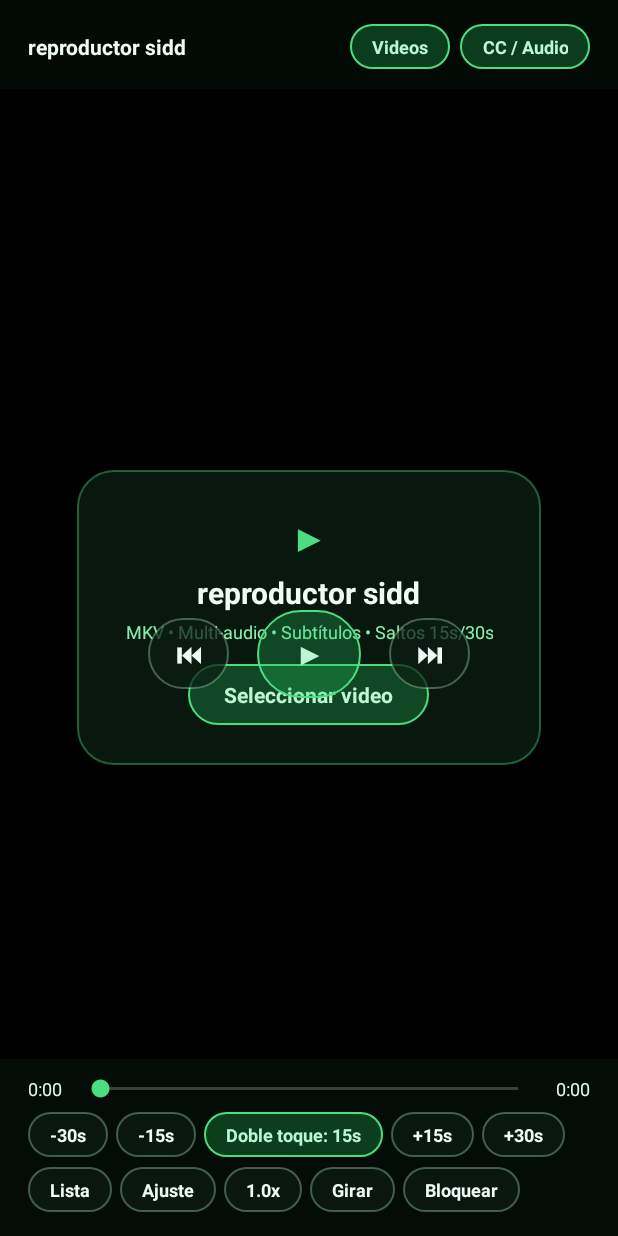
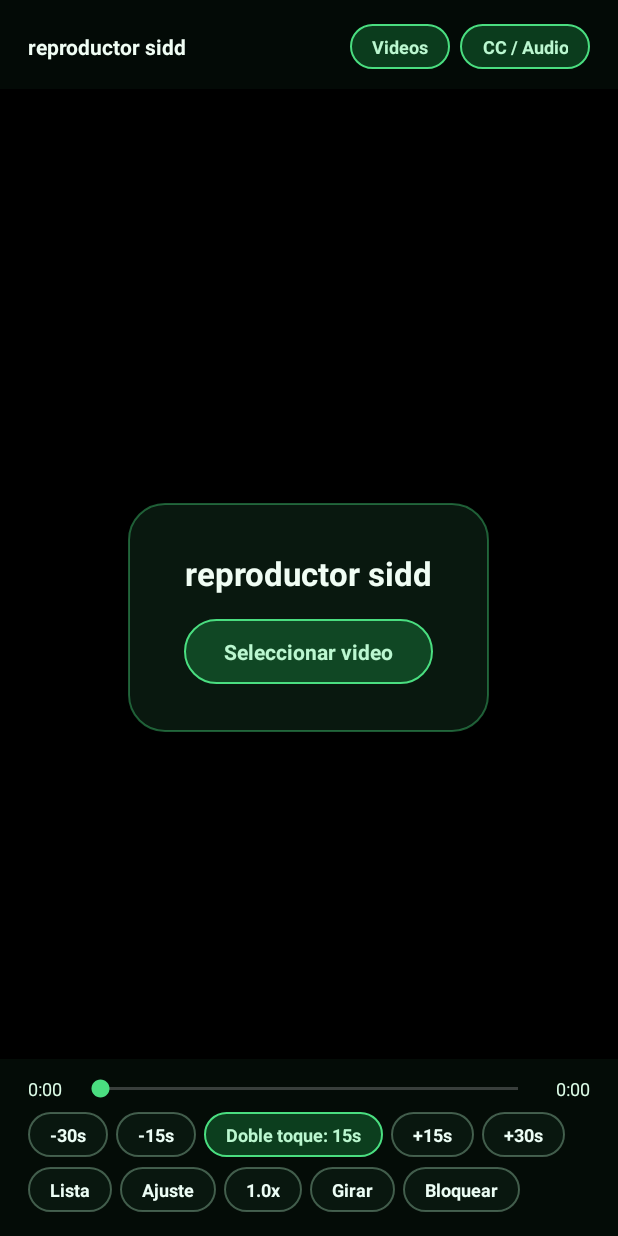
Before and after one commit to cuentalmt17-spec/sidd-vid, an Android app: the screen it shows after launch (MainActivity), on a phone screen of 412 x 824 dp. Run offline under Robolectric (Android 15) with nearby library versions, the phone set to English and light mode, and no system bars.

Commit message:
Update MainActivity.kt

```diff
--- a/app/src/main/java/com/tuapp/reproductor/MainActivity.kt
+++ b/app/src/main/java/com/tuapp/reproductor/MainActivity.kt
@@ -57,6 +57,7 @@ class MainActivity : AppCompatActivity() {
     private lateinit var playerView: PlayerView
     private lateinit var brightnessOverlay: View
     private lateinit var emptyCard: LinearLayout
+    private lateinit var centerRow: LinearLayout
     private lateinit var uiOverlay: FrameLayout
     private lateinit var splashOverlay: FrameLayout
     private lateinit var splashLogoView: ImageView
@@ -115,6 +116,7 @@ class MainActivity : AppCompatActivity() {
                 currentIndex = 0
                 externalSubtitleUri = null
                 emptyCard.visibility = View.GONE
+                centerRow.visibility = View.VISIBLE
                 loadUriAt(0)
             }
         }
@@ -233,7 +235,7 @@ class MainActivity : AppCompatActivity() {
         }
         rootLayout.addView(brightnessOverlay)
 
-        // Tarjeta de bienvenida mientras no hay video cargado
+        // Tarjeta limpia de inicio (solo título y botón Seleccionar video)
         emptyCard = LinearLayout(this).apply {
             orientation = LinearLayout.VERTICAL
             gravity = Gravity.CENTER
@@ -242,7 +244,7 @@ class MainActivity : AppCompatActivity() {
                 Color.parseColor("#664ADE80"),
                 36f
             )
-            setPadding(48, 40, 48, 40)
+            setPadding(56, 48, 56, 48)
             layoutParams = FrameLayout.LayoutParams(
                 ViewGroup.LayoutParams.WRAP_CONTENT,
                 ViewGroup.LayoutParams.WRAP_CONTENT,
@@ -253,51 +255,27 @@ class MainActivity : AppCompatActivity() {
             }
         }
 
-        val badgeText = TextView(this).apply {
-            text = "▶"
-            textSize = 26f
-            setTextColor(greenBright)
-            gravity = Gravity.CENTER
-        }
-
         val appHeading = TextView(this).apply {
             text = "reproductor sidd"
-            textSize = 20f
+            textSize = 22f
             typeface = Typeface.DEFAULT_BOLD
             setTextColor(Color.parseColor("#F0FDF4"))
             gravity = Gravity.CENTER
-            layoutParams = LinearLayout.LayoutParams(
-                ViewGroup.LayoutParams.WRAP_CONTENT,
-                ViewGroup.LayoutParams.WRAP_CONTENT
-            ).apply { topMargin = 8 }
-        }
-
-        val appSub = TextView(this).apply {
-            text = "MKV • Multi-audio • Subtítulos • Saltos 15s/30s"
-            textSize = 12f
-            setTextColor(Color.parseColor("#86EFAC"))
-            gravity = Gravity.CENTER
-            layoutParams = LinearLayout.LayoutParams(
-                ViewGroup.LayoutParams.WRAP_CONTENT,
-                ViewGroup.LayoutParams.WRAP_CONTENT
-            ).apply { topMargin = 6 }
         }
 
         val choosePrimaryBtn = makeChipButton("Seleccionar video", highlighted = true).apply {
             textSize = 14f
-            setPadding(36, 16, 36, 16)
+            setPadding(40, 18, 40, 18)
             layoutParams = LinearLayout.LayoutParams(
                 ViewGroup.LayoutParams.WRAP_CONTENT,
                 ViewGroup.LayoutParams.WRAP_CONTENT
-            ).apply { topMargin = 20 }
+            ).apply { topMargin = 24 }
             setOnClickListener {
                 pickVideosLauncher.launch(arrayOf("video/*"))
             }
         }
 
-        emptyCard.addView(badgeText)
         emptyCard.addView(appHeading)
-        emptyCard.addView(appSub)
         emptyCard.addView(choosePrimaryBtn)
         rootLayout.addView(emptyCard)
 
@@ -355,33 +333,33 @@ class MainActivity : AppCompatActivity() {
         topBar.addView(tracksBtn)
         uiOverlay.addView(topBar)
 
-        val centerRow = LinearLayout(this).apply {
+        // Controles centrales grandes (ocultos al inicio hasta que haya un video)
+        centerRow = LinearLayout(this).apply {
             orientation = LinearLayout.HORIZONTAL
             gravity = Gravity.CENTER
+            visibility = View.GONE
             layoutParams = FrameLayout.LayoutParams(
                 ViewGroup.LayoutParams.WRAP_CONTENT,
                 ViewGroup.LayoutParams.WRAP_CONTENT,
                 Gravity.CENTER
-            ).apply {
-                topMargin = 36
-            }
+            )
         }
 
         val backBtn = makeChipButton("⏮").apply {
-            textSize = 17f
-            setPadding(28, 18, 28, 18)
+            textSize = 22f
+            setPadding(44, 28, 44, 28)
             setOnClickListener { jumpBy(-doubleTapStepMs) }
         }
 
         playPauseBtn = makeChipButton("▶", highlighted = true).apply {
-            textSize = 19f
-            setPadding(38, 24, 38, 24)
+            textSize = 26f
+            setPadding(56, 36, 56, 36)
             layoutParams = LinearLayout.LayoutParams(
                 ViewGroup.LayoutParams.WRAP_CONTENT,
                 ViewGroup.LayoutParams.WRAP_CONTENT
             ).apply {
-                leftMargin = 28
-                rightMargin = 28
+                leftMargin = 38
+                rightMargin = 38
             }
             setOnClickListener {
                 val p = player ?: return@setOnClickListener
@@ -397,8 +375,8 @@ class MainActivity : AppCompatActivity() {
         }
 
         val fwdBtn = makeChipButton("⏭").apply {
-            textSize = 17f
-            setPadding(28, 18, 28, 18)
+            textSize = 22f
+            setPadding(44, 28, 44, 28)
             setOnClickListener { jumpBy(doubleTapStepMs) }
         }
 
@@ -919,6 +897,7 @@ class MainActivity : AppCompatActivity() {
         val p = player ?: return
         if (index !in playlist.indices) return
         emptyCard.visibility = View.GONE
+        centerRow.visibility = View.VISIBLE
         val uri = playlist[index]
         titleText.text = queryDisplayName(uri) ?: "reproductor sidd"
 
```
